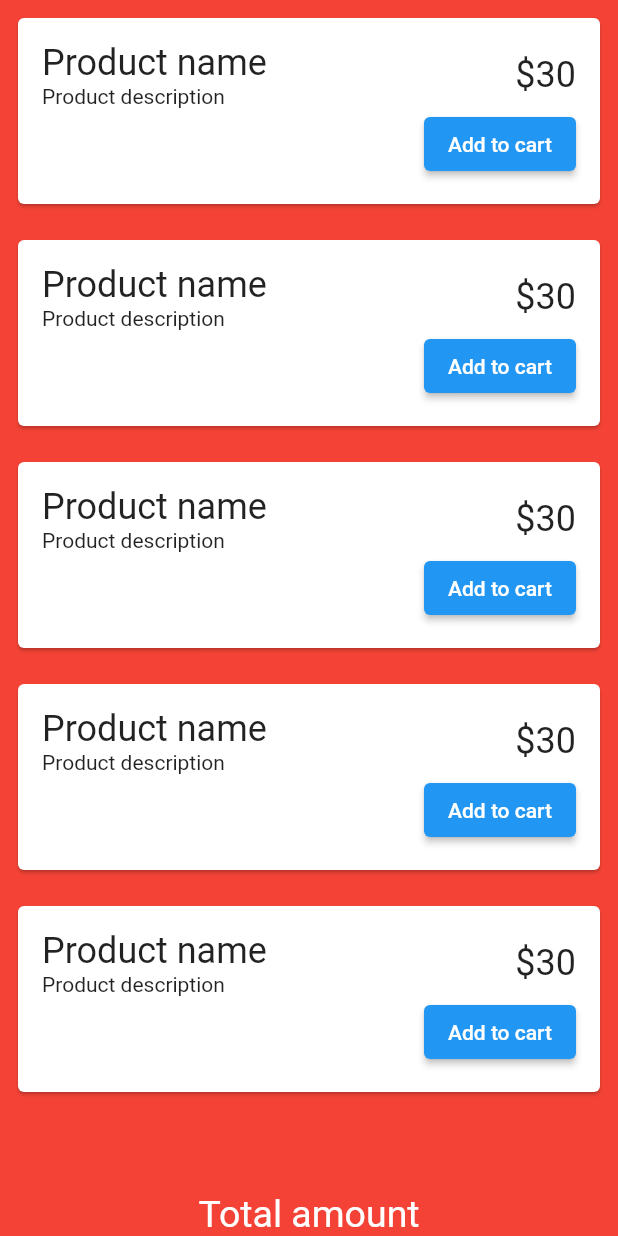
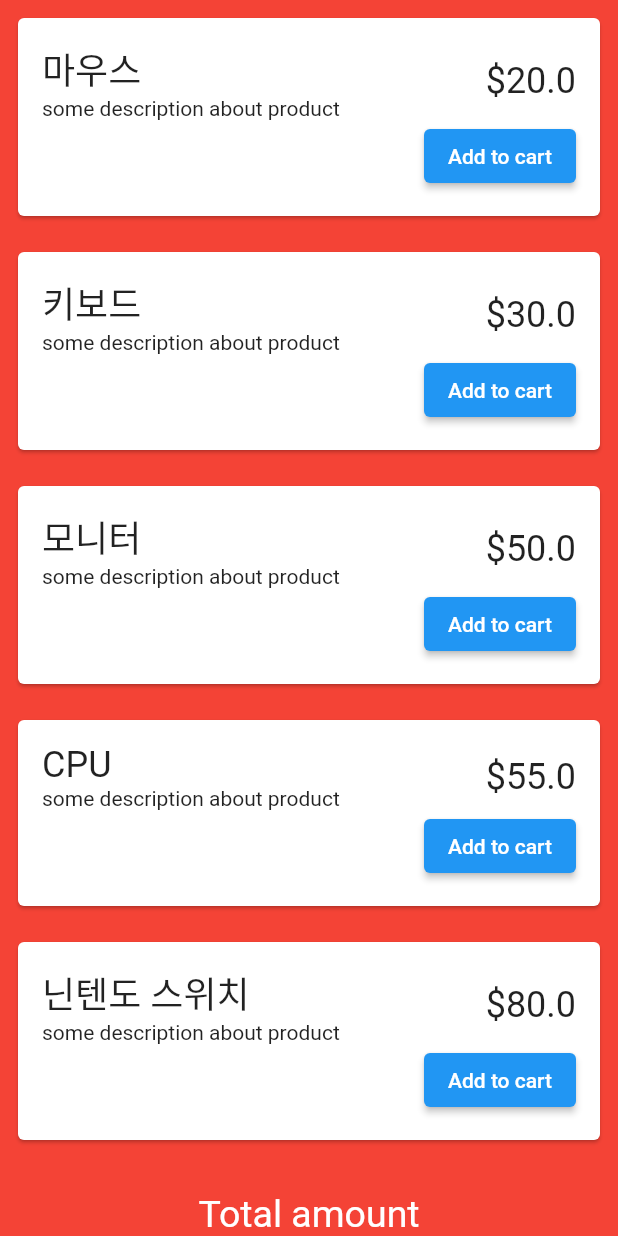
Before and after one commit to Jeonkukil/GetxAddtoApp, a Flutter app: the screen it shows after launch, on a phone screen of 412 x 824 dp. Run offline on Flutter 3.47's test engine with Material 2 defaults, Android fonts, the phone set to English and light mode, and no system bars; our stand-ins replace get.

Commit message:
ㅣMVC 연결

```diff
--- /dev/null
+++ b/lib/controller/shopping_controller.dart
@@ -0,0 +1,55 @@
+import 'package:addto/model/product.dart';
+import 'package:flutter/material.dart';
+import 'package:get/get.dart';
+
+class ShoppingController extends GetxController {
+
+  // 이 데이터를 UI에 바인드해야함
+  var products = <Product>[].obs;
+
+  @override
+  void onInit() {
+    super.onInit();
+    fetchData();
+  }
+
+
+  // 통신을 한다고 가정하고 고의로 넣은 Duration
+  void fetchData() async {
+    await Future.delayed(Duration(seconds: 2));
+    var productData = [
+      Product(
+          id: 1,
+          productName: '마우스',
+          productDescription: 'some description about product',
+          price: 20
+      ),
+      Product(
+          id: 2,
+          productName: '키보드',
+          productDescription: 'some description about product',
+          price: 30
+      ),
+      Product(
+          id: 3,
+          productName: '모니터',
+          productDescription: 'some description about product',
+          price: 50
+      ),
+      Product(
+          id: 4,
+          productName: 'CPU',
+          productDescription: 'some description about product',
+          price: 55
+      ),
+      Product(
+          id: 5,
+          productName: '닌텐도 스위치',
+          productDescription: 'some description about product',
+          price: 80
+      ),
+    ];
+
+    products.assignAll(productData);
+  }
+}
--- a/lib/main.dart
+++ b/lib/main.dart
@@ -15,7 +15,7 @@
       theme: ThemeData(
         primarySwatch: Colors.blue,
       ),
-      home: const ShoppingPage(),
+      home: ShoppingPage(),
     );
   }
 }
--- a/lib/view/shopping_page.dart
+++ b/lib/view/shopping_page.dart
@@ -1,7 +1,11 @@
+import 'package:addto/controller/shopping_controller.dart';
 import 'package:flutter/material.dart';
+import 'package:get/get.dart';
 
 class ShoppingPage extends StatelessWidget {
-  const ShoppingPage({Key? key}) : super(key: key);
+
+  ShoppingPage({Key? key}) : super(key: key);
+  final shoppingController = Get.put(ShoppingController());
 
   @override
   Widget build(BuildContext context) {
@@ -10,8 +14,10 @@
       body: Column(
         children: [
           Expanded(
-            child: ListView.builder(
-              itemCount: 5,
+            child: GetX<ShoppingController>(
+              builder: (controller) {
+                return ListView.builder(
+                  itemCount: controller.products.length,
                   itemBuilder: (context, index) {
                     return Card(
                       margin: EdgeInsets.all(12),
@@ -27,14 +33,14 @@
                                   crossAxisAlignment: CrossAxisAlignment.start,
                                   children: [
                                     Text(
-                                  "Product name",
+                                      "${controller.products[index].productName}",
                                       style: TextStyle(fontSize: 24),
                                     ),
-                                Text('Product description'),
+                                    Text('${controller.products[index].productDescription}'),
                                   ],
                                 ),
                                 Text(
-                              "\$30",
+                                  "\$${controller.products[index].price}",
                                   style: TextStyle(fontSize: 24),
                                 ),
                               ],
@@ -46,6 +52,8 @@
                       ),
                     );
                   },
+                );
+              }
             ),
           ),
           SizedBox(height: 30),
```
Lines whose indentation alone changed are shown as unchanged.
